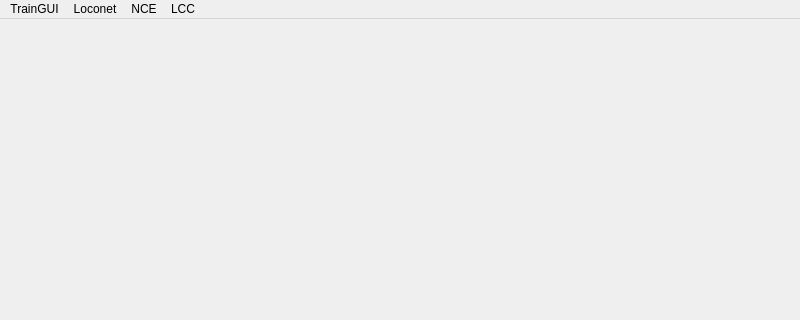
First picture: the form in GUI/mainwindow.ui, repository rm5248/TrainUtils, before the edit; both pictures show x 0 to 800 and y 0 to 320 of the 800 by 600 pixel window.
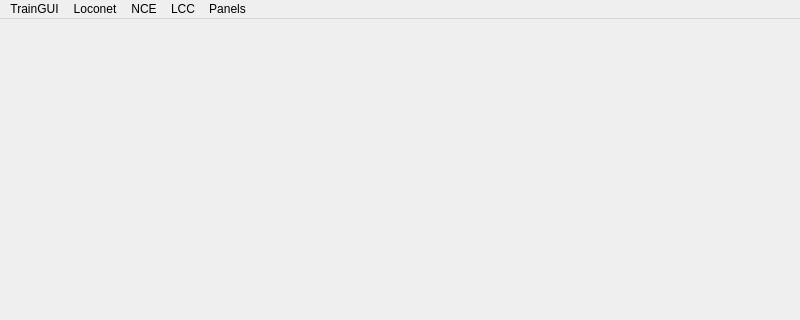
Second picture: the form after the edit.

Commit message: Proof of concept of a panel with a custom widget on it that could be interacted with

Diff of the .ui file:
```diff
--- a/GUI/mainwindow.ui
+++ b/GUI/mainwindow.ui
@@ -20,7 +20,7 @@
      <x>0</x>
      <y>0</y>
      <width>800</width>
-     <height>24</height>
+     <height>23</height>
     </rect>
    </property>
    <widget class="QMenu" name="menuTrainGUI">
@@ -70,10 +70,17 @@
     <addaction name="menu_lcc_Connect_To"/>
     <addaction name="separator"/>
    </widget>
+   <widget class="QMenu" name="menuPanels">
+    <property name="title">
+     <string>Panels</string>
+    </property>
+    <addaction name="actionPanel"/>
+   </widget>
    <addaction name="menuTrainGUI"/>
    <addaction name="menuLoconet"/>
    <addaction name="menuNCE"/>
    <addaction name="menuLCC"/>
+   <addaction name="menuPanels"/>
   </widget>
   <widget class="QStatusBar" name="statusbar"/>
   <action name="actionExit">
```
Left out of the diff: 5 changed lines with no effect on the pictures. The commit also changes 10 other files.
